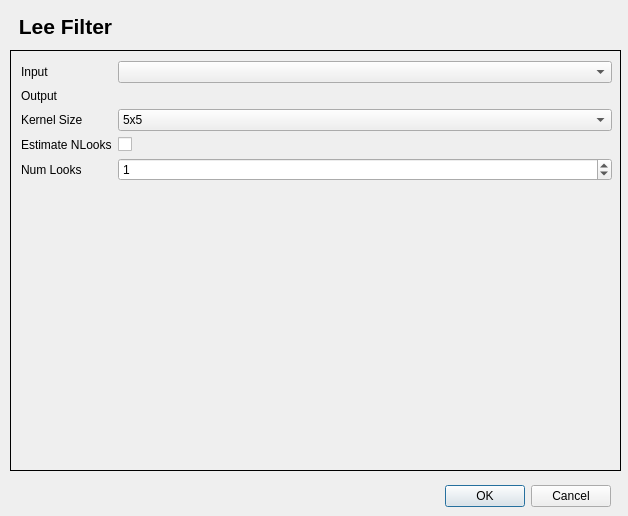
Old version of the form speckle_filter/speckle_filter_dialog_base.ui in the repository AUGSignals/qgis-plugins.
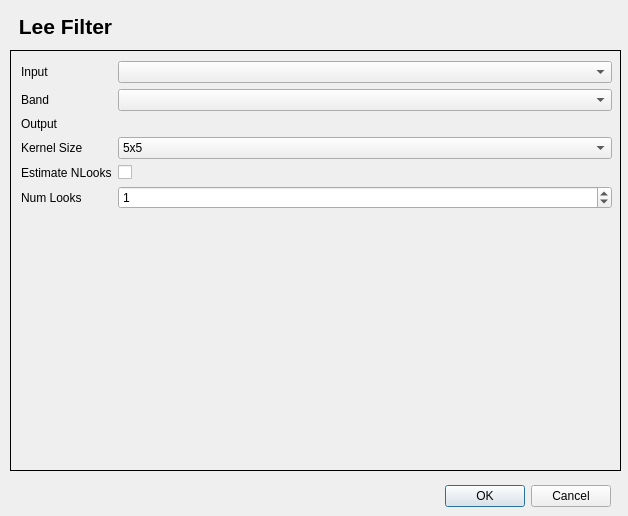
New version of the form. Custom widgets are drawn as their Qt base class.

Commit message: Added band index for all speckle filters

```diff
--- a/speckle_filter/speckle_filter_dialog_base.ui
+++ b/speckle_filter/speckle_filter_dialog_base.ui
@@ -86,14 +86,14 @@
         </property>
        </widget>
       </item>
-      <item row="1" column="0">
+      <item row="2" column="0">
        <widget class="QLabel" name="outputLabel">
         <property name="text">
          <string>Output</string>
         </property>
        </widget>
       </item>
-      <item row="1" column="1">
+      <item row="2" column="1">
        <widget class="QgsFileWidget" name="outputQgsFileWidget">
         <property name="statusTip">
          <string>Select location of output. Ensure proper filetype extension is shown.</string>
@@ -109,14 +109,14 @@
         </property>
        </widget>
       </item>
-      <item row="2" column="0">
+      <item row="3" column="0">
        <widget class="QLabel" name="kernelSizeLabel">
         <property name="text">
          <string>Kernel Size</string>
         </property>
        </widget>
       </item>
-      <item row="2" column="1">
+      <item row="3" column="1">
        <widget class="QComboBox" name="kernelSizeComboBox">
         <property name="statusTip">
          <string>Generally a larger kernel size leads to a more blurred output image.</string>
@@ -158,24 +158,24 @@
         </item>
        </widget>
       </item>
-      <item row="3" column="0">
+      <item row="4" column="0">
        <widget class="QLabel" name="estimateNLooksLabel">
         <property name="text">
          <string>Estimate NLooks</string>
         </property>
        </widget>
       </item>
-      <item row="3" column="1">
+      <item row="4" column="1">
        <widget class="QCheckBox" name="estimateNLooksCheckBox"/>
       </item>
-      <item row="4" column="0">
+      <item row="5" column="0">
        <widget class="QLabel" name="numLooksLabel">
         <property name="text">
          <string>Num Looks</string>
         </property>
        </widget>
       </item>
-      <item row="4" column="1">
+      <item row="5" column="1">
        <widget class="QSpinBox" name="numLooksSpinBox">
         <property name="maximum">
          <number>999</number>
@@ -185,6 +185,16 @@
         </property>
        </widget>
       </item>
+      <item row="1" column="0">
+       <widget class="QLabel" name="label">
+        <property name="text">
+         <string>Band</string>
+        </property>
+       </widget>
+      </item>
+      <item row="1" column="1">
+       <widget class="QgsRasterBandComboBox" name="bandIndexQgsRasterBandComboBox"/>
+      </item>
      </layout>
     </widget>
    </widget>
@@ -205,6 +215,11 @@
    <extends>QComboBox</extends>
    <header>qgsmaplayercombobox.h</header>
   </customwidget>
+  <customwidget>
+   <class>QgsRasterBandComboBox</class>
+   <extends>QComboBox</extends>
+   <header>qgsrasterbandcombobox.h</header>
+  </customwidget>
  </customwidgets>
  <resources/>
  <connections>
```
The commit also changes 5 other files.
